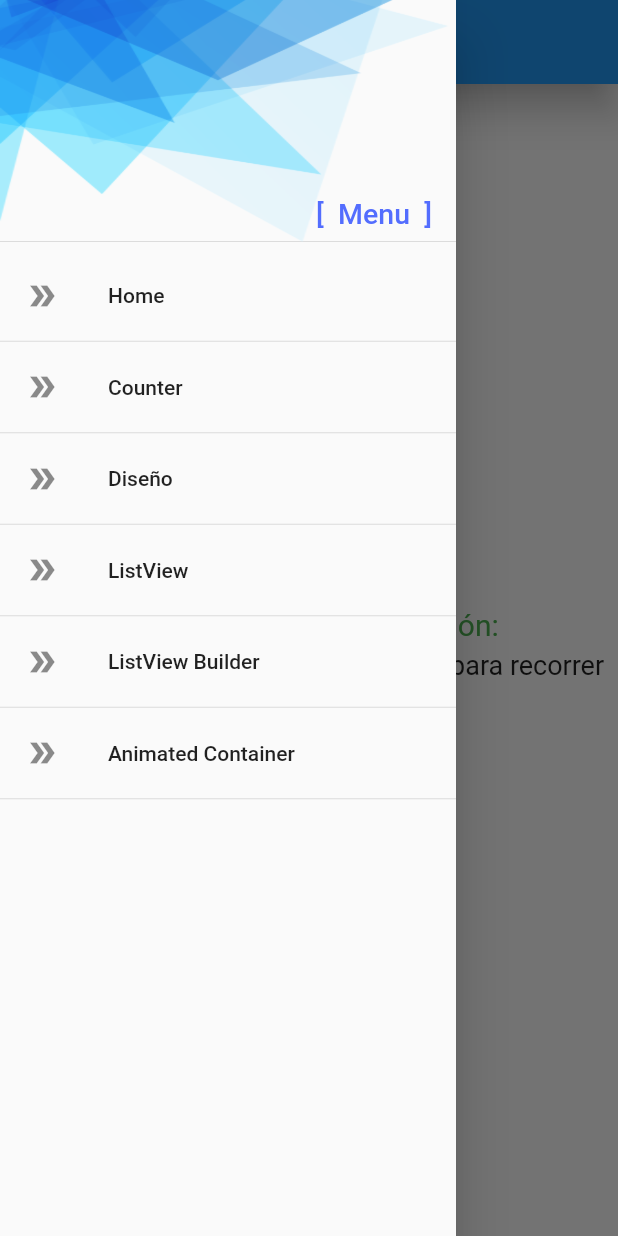
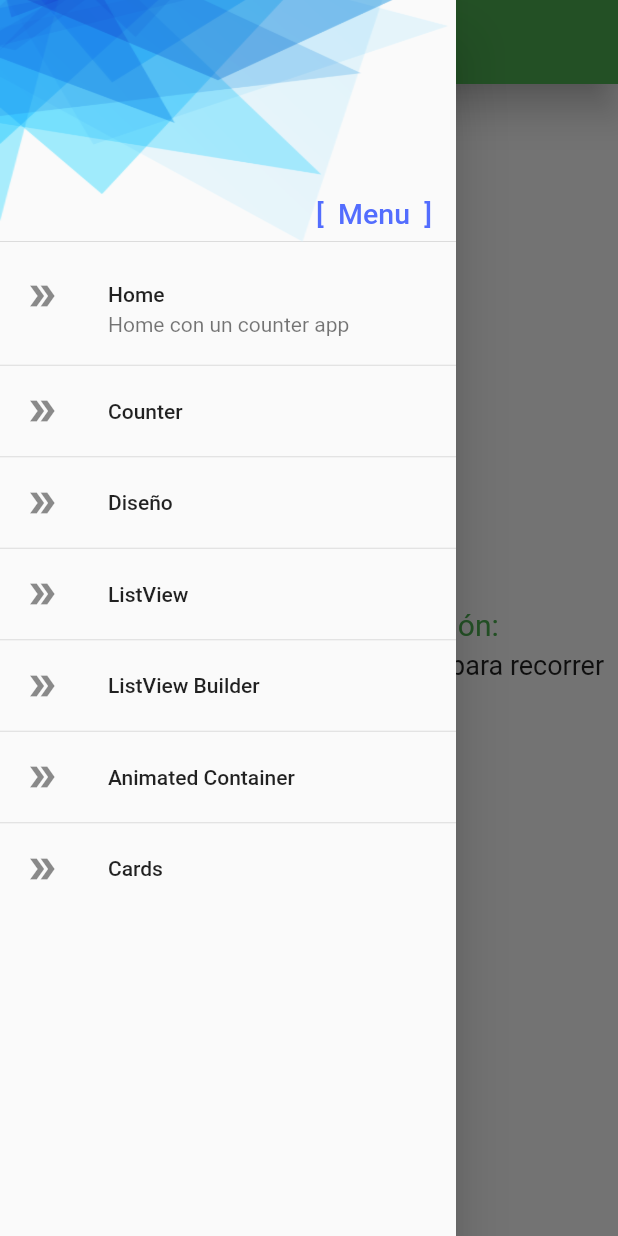
Before and after one commit to sganan81/flutter_app, a Flutter app: the screen it shows after launch, with the side drawer open, on a phone screen of 412 x 824 dp. Run offline on Flutter 3.47's test engine with Material 2 defaults, Android fonts, the phone set to English and light mode, and no system bars.

Commit message:
Cards, Card Image y  Theme

```diff
--- a/lib/main.dart
+++ b/lib/main.dart
@@ -14,7 +14,28 @@ class MyApp extends StatelessWidget{
     return MaterialApp(
       title: 'MyApp',
       debugShowCheckedModeBanner: false,
-      theme: ThemeData.light(),
+      theme: ThemeData.light().copyWith(
+        primaryColor: Colors.greenAccent,
+        appBarTheme: const AppBarTheme(
+          backgroundColor: Colors.green
+        ),
+        elevatedButtonTheme: ElevatedButtonThemeData(
+          style: TextButton.styleFrom(
+            backgroundColor: Colors.green,
+            foregroundColor: Colors.white
+          )
+        ),
+        textButtonTheme: TextButtonThemeData(
+          style: TextButton.styleFrom(
+            backgroundColor: Colors.transparent,
+            foregroundColor: Colors.green
+          )
+        ),
+        floatingActionButtonTheme: const FloatingActionButtonThemeData(
+          backgroundColor: Colors.green,
+          foregroundColor: Colors.white
+        )
+      ),
       initialRoute: 'home',
       routes: {
         'home': (context) => const HomePage(),
@@ -24,6 +45,7 @@ class MyApp extends StatelessWidget{
         'demo': (context) => const DemoPage(),
         'counter': (context) => const CounterPage(),
         'container': (context) => const ContainerPage(),
+        'card': (context) => const CardPage(),
       },
     );
   }
--- a/lib/pages/pages.dart
+++ b/lib/pages/pages.dart
@@ -5,3 +5,4 @@ export 'package:flutter_app/pages/design_page.dart';
 export 'package:flutter_app/pages/home_page.dart';
 export 'package:flutter_app/pages/listbuilder_page.dart';
 export 'package:flutter_app/pages/listview_page.dart';
+export 'package:flutter_app/pages/card_page.dart';
--- a/lib/widgets/drawer_menu.dart
+++ b/lib/widgets/drawer_menu.dart
@@ -14,6 +14,7 @@ class DrawerMenu extends StatelessWidget {
           const _DrawerHeader(),
           ListTile(
             title: const Text('Home'),
+            subtitle: const Text('Home con un counter app'),
             leading: const Icon(Icons.double_arrow_outlined),
             onTap: () {
               Navigator.pushReplacementNamed(context, 'home');
@@ -60,6 +61,13 @@ class DrawerMenu extends StatelessWidget {
             },
           ),
           const Divider(height: 5),
+          ListTile(
+            title: const Text('Cards'),
+            leading: const Icon(Icons.double_arrow_outlined),
+            onTap: () {
+              Navigator.pushReplacementNamed(context, 'card');
+            },
+          ),
         ],
       ),
     );
--- a/lib/widgets/widgets.dart
+++ b/lib/widgets/widgets.dart
@@ -1 +1,3 @@
+export 'package:flutter_app/widgets/card_image.dart';
+export 'package:flutter_app/widgets/card_basic.dart';
 export 'package:flutter_app/widgets/drawer_menu.dart';
```
Also changed, not shown: lib/pages/card_page.dart (added, +35 -0 lines), lib/pages/counter_page.dart (+9 -4 lines), lib/widgets/card_basic.dart (added, +65 -0 lines), lib/widgets/card_image.dart (added, +39 -0 lines), pubspec.yaml (+13 -6 lines), assets/fonts/FuzzyBubbles-Bold.ttf (added), assets/fonts/FuzzyBubbles-Regular.ttf (added), assets/fonts/Roboto-MediumItalic.ttf (added), assets/fonts/RobotoMono-Bold.ttf (added), assets/fonts/RobotoMono-Italic-VariableFont_wght.ttf (added), assets/fonts/RobotoMono-Italic.ttf (added), assets/fonts/RobotoMono-Regular.ttf (added), assets/fonts/RobotoMono-VariableFont_wght.ttf (added), 1 other file.
